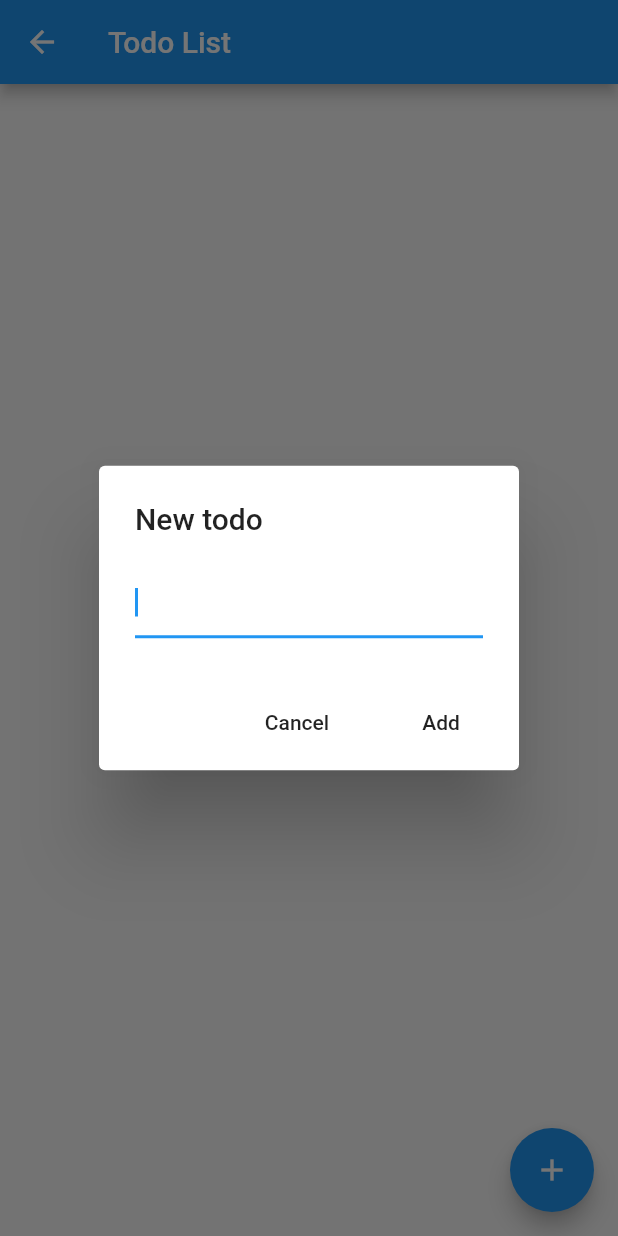
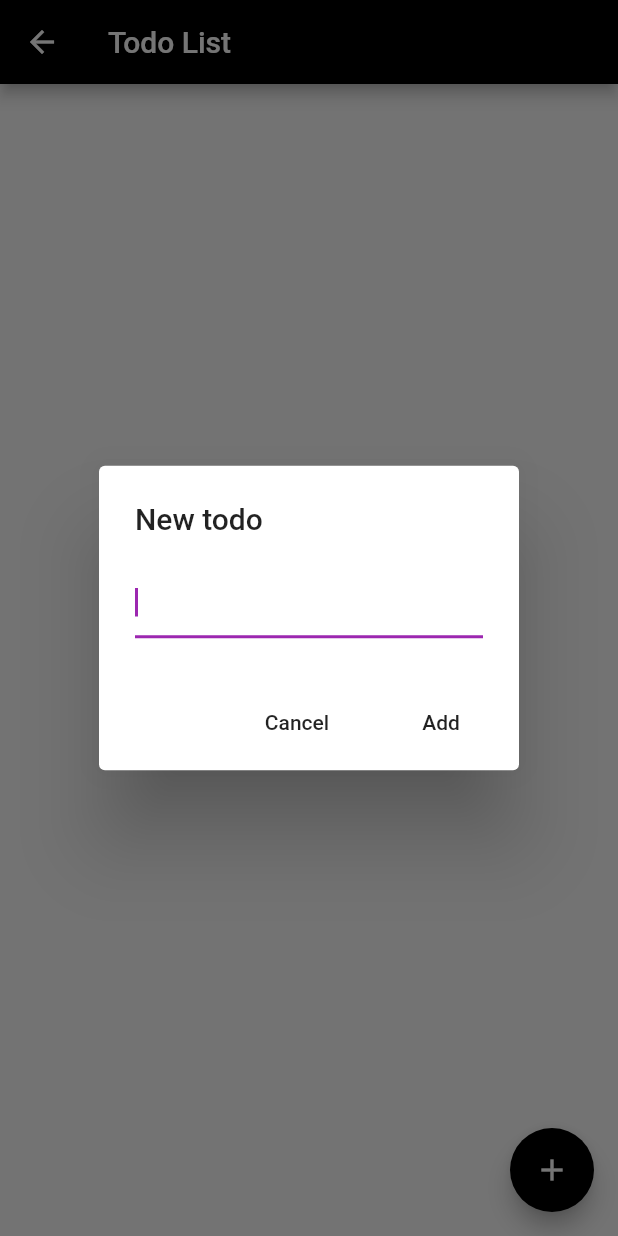
Before and after one commit to Lucas-Rossetto/AppLucasMobile, a Flutter app: the TodoListScreen screen opened directly, after a tap on the "add" icon, on a phone screen of 412 x 824 dp. Run offline on Flutter 3.47's test engine with Material 2 defaults, Android fonts, the phone set to English and light mode, and no system bars; our stand-ins replace flutter_redux, sqflite; accounts and stored records are empty.

Commit message:
fin de semaine

```diff
--- a/lib/main.dart
+++ b/lib/main.dart
@@ -17,6 +17,8 @@ import 'dart:math' as math;
 
 void main() => runApp(new MyApp());
 
+
+
 class MyApp extends StatelessWidget {
   // This widget is the root of your application.
 
@@ -25,41 +27,32 @@ class MyApp extends StatelessWidget {
   //   initialState: AppState.initial(),
   //   middleware: createStoreMiddleware(),
 
+
+final ThemeData kIOSTheme = new ThemeData(
+  primarySwatch: Colors.orange,
+  primaryColor: Colors.grey[100],
+  primaryColorBrightness: Brightness.light,
+);
+
+final ThemeData kDefaultTheme = new ThemeData(
+  primarySwatch: Colors.purple,
+  primaryColor: Colors.black,
+  accentColor: Colors.black,
+  brightness: Brightness.light,
+);
+
   @override
   Widget build(BuildContext context) {
-
-    if(Theme.of(context).platform == TargetPlatform.iOS) // ternary if statement to check for iOS
-    return CupertinoApp(
-      title : 'Flutter Demo',
-      home:  new MyHomePage(title : 'Projet mobile'),
-     );
-    else { // Cupertino style dialog
     return new MaterialApp(
       title: 'Flutter Demo',
-      home : new MyHomePage(title : 'Projet mobile'),
+      debugShowCheckedModeBanner: false,
+       theme: defaultTargetPlatform == TargetPlatform.iOS
+          ? kIOSTheme
+          : kDefaultTheme,
+      home: MyHomePage(title: 'Bienvenue !'),
     );
-   }
   }
- } // Material style dialog
-//     return new MaterialApp(
-//       title: 'Flutter Demo',
-//       // theme: new ThemeData(
-
-
-//       //   // This is the theme of your application.
-//       //   //
-//       //   // Try running your application with "flutter run". You'll see the
-//       //   // application has a blue toolbar. Then, without quitting the app, try
-//       //   // changing the primarySwatch below to Colors.green and then invoke
-//       //   // "hot reload" (press "r" in the console where you ran "flutter run",
-//       //   // or press Run > Flutter Hot Reload in IntelliJ). Notice that the
-//       //   // counter didn't reset back to zero; the application is not restarted.
-//       //   primarySwatch: Colors.blue,
-//       // ),
-//       home: new MyHomePage(title: 'Projet mobile'),
-//     );
-//   }
-// }
+}
 
 
 
--- a/lib/todolist.dart
+++ b/lib/todolist.dart
@@ -1,7 +1,8 @@
 import 'package:flutter/material.dart';
 import 'package:flutter_app/models/todolistDatabase.dart';
-import 'package:flutter_app/database.dart';
+import 'package:flutter_app/models/todolistDatabase.dart';
 import 'package:flutter_app/BLOCS/DatabaseBloc.dart';
+import 'package:flutter_app/utils/database_helper.dart';
 
 class TodoApp extends StatelessWidget {
   @override
@@ -38,7 +39,13 @@ class TodoList extends StatefulWidget {
 
 
 class TodoListState extends State<TodoList> {
+
+  DatabaseHelper databaseHelper = DatabaseHelper();
   List<String> _todoItems = [];
+  List<TodoData> _ListTodoData;
+  TodoData _todoData;
+
+  int count = 0;
   // List<TodoData> testTodo = [];
 
   // final bloc = TodoBloc();
@@ -80,7 +87,7 @@ class TodoListState extends State<TodoList> {
             new FlatButton(
               child: new Text('MARK AS DONE'),
               onPressed: () {
-                _removeTodoItem(index);
+                databaseHelper.deleteTodo(index);
                 Navigator.of(context).pop();
               }
             )
@@ -169,8 +176,8 @@ class TodoListState extends State<TodoList> {
             ),
             body: new TextField(
               autofocus: true,
-              onSubmitted: (val) {
-                _addTodoItem(val);
+              onSubmitted: (_todoData) {
+                databaseHelper.insertTodo( _todoData );
                 Navigator.pop(context); // Close the add todo screen
               },
               decoration: new InputDecoration(
```
